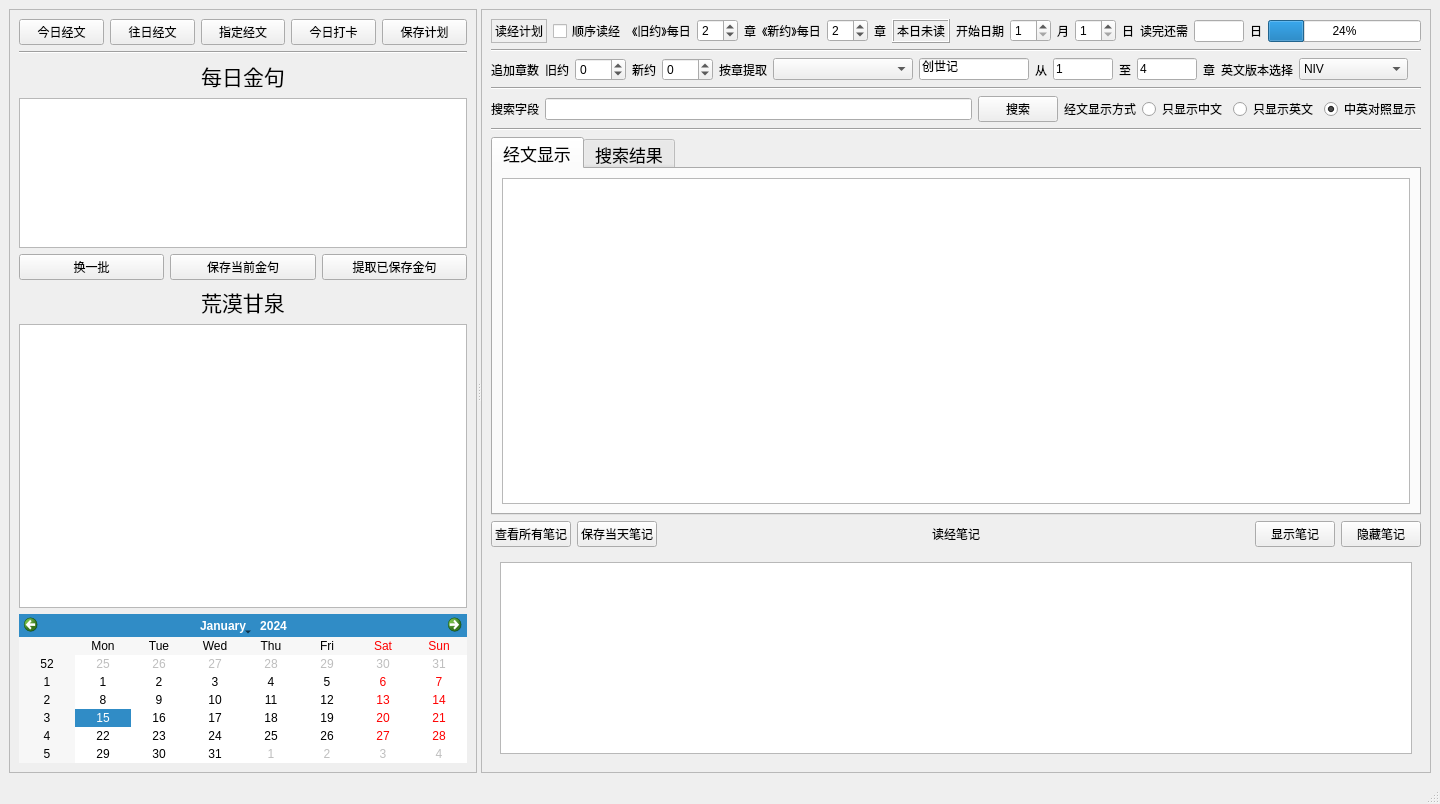
Before: the Qt Designer form ui_bible_reading_reminder_new2.ui in jackey-qiu/message_reminder, drawn with Qt 5.
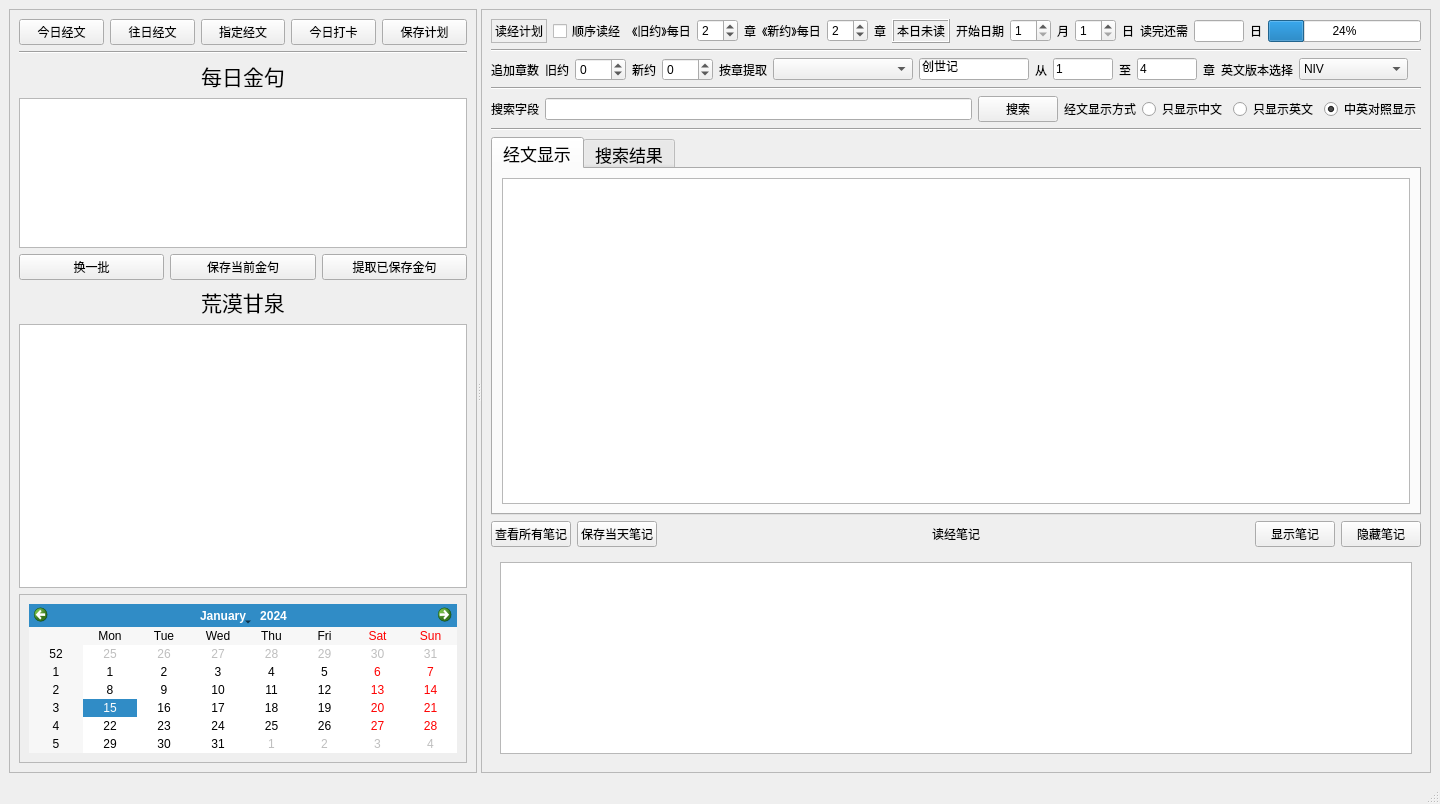
After: the same form once the commit is applied.

Commit message: bugs fixed! add folder for scrapy bible crawling

The edit to the form file:
```diff
--- a/ui_bible_reading_reminder_new2.ui
+++ b/ui_bible_reading_reminder_new2.ui
@@ -205,6 +205,15 @@
          </widget>
         </item>
         <item>
+         <widget class="QFrame" name="frame_3">
+          <property name="frameShape">
+           <enum>QFrame::StyledPanel</enum>
+          </property>
+          <property name="frameShadow">
+           <enum>QFrame::Raised</enum>
+          </property>
+          <layout class="QHBoxLayout" name="horizontalLayout_5">
+           <item>
          <widget class="QCalendarWidget" name="calendarWidget">
           <property name="sizePolicy">
            <sizepolicy hsizetype="Minimum" vsizetype="Maximum">
@@ -215,6 +224,9 @@
           <property name="autoFillBackground">
            <bool>false</bool>
           </property>
+            </widget>
+           </item>
+          </layout>
          </widget>
         </item>
        </layout>
```
Lines whose indentation alone changed are shown as unchanged. The commit also changes 26 other files.
